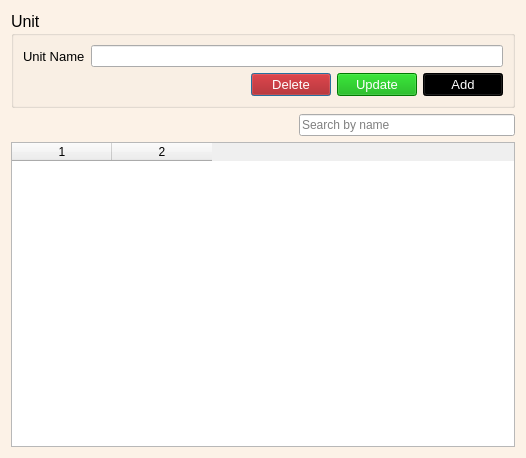
Qt form ui/unit.ui (ansarul543/pos-inventory) before a commit.
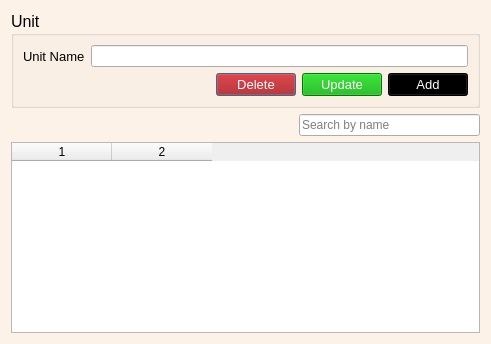
The same form after that commit.

Diff of the .ui file:
```diff
--- a/ui/unit.ui
+++ b/ui/unit.ui
@@ -9,8 +9,8 @@
    <rect>
     <x>0</x>
     <y>0</y>
-    <width>526</width>
-    <height>458</height>
+    <width>491</width>
+    <height>344</height>
    </rect>
   </property>
   <property name="windowTitle">
```
